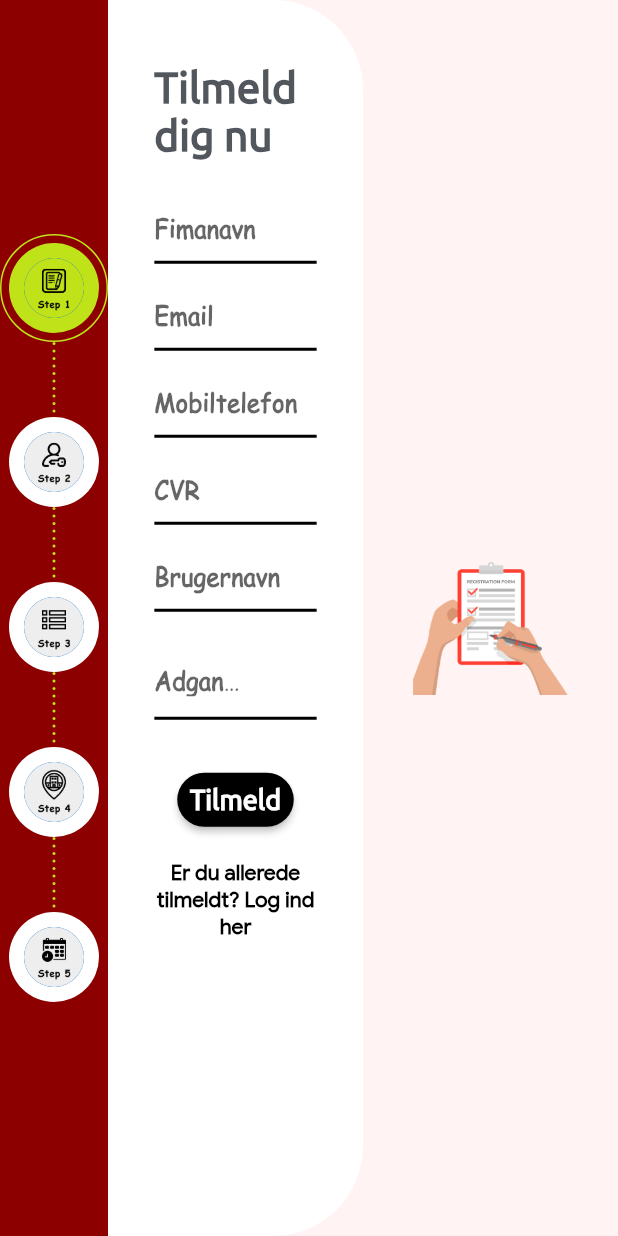
After one commit to dnadawa/Findmee, a Flutter app: the StepperWebCompany screen opened directly, on a phone screen of 412 x 824 dp. The commit adds this screen. Run offline on Flutter 3.47's test engine with Material 2 defaults, Android fonts, the light colour scheme and no system bars; our stand-ins replace cached_network_image, cloud_firestore, firebase_auth, firebase_core, firebase_storage, flutter_dotenv and 7 more; missing offline and left inert: mailer, onesignal_flutter, simple_fontellico_progress_dialog; accounts and stored records are empty.

Commit message:
Web company register ui completed

```diff
--- a/lib/main.dart
+++ b/lib/main.dart
@@ -1,5 +1,8 @@
 import 'package:findmee/responsive.dart';
+import 'package:findmee/screens/book-a-recruit/stepper.dart';
 import 'package:findmee/screens/welcome.dart';
+import 'package:findmee/web/book-a-recruit/stepper.dart';
+import 'package:findmee/web/homeWeb.dart';
 import 'package:findmee/web/welcomeWeb.dart';
 import 'package:firebase_core/firebase_core.dart';
 import 'package:flutter/material.dart';
@@ -53,6 +56,8 @@ class _MyAppState extends State<MyApp> {
           primaryColor: Color(0xff8C0000),
           scaffoldBackgroundColor: Color(0xff8C0000)
         ),
+        // home: kIsWeb?HomeWeb():WelcomeWeb(),
+        // home: Responsive(mobile: StepperPage(), tablet: StepperPage(), desktop: StepperWebCompany()),
         home: WelcomeWeb(),
       ),
     );
--- /dev/null
+++ b/lib/web/book-a-recruit/register.dart
@@ -0,0 +1,78 @@
+import 'package:cloud_firestore/cloud_firestore.dart';
+import 'package:findmee/widgets/buttons.dart';
+import 'package:findmee/widgets/custom-text.dart';
+import 'package:findmee/widgets/inputfield.dart';
+import 'package:findmee/widgets/toast.dart';
+import 'package:firebase_auth/firebase_auth.dart';
+import 'package:flutter/material.dart';
+import 'package:flutter/rendering.dart';
+import 'package:flutter_screenutil/flutter_screenutil.dart';
+import 'package:simple_fontellico_progress_dialog/simple_fontico_loading.dart';
+
+import '../../email.dart';
+
+class RegisterWebCompany extends StatefulWidget {
+  final PageController controller;
+
+  const RegisterWebCompany({Key key, this.controller}) : super(key: key);
+  @override
+  _RegisterWebCompanyState createState() => _RegisterWebCompanyState();
+}
+
+class _RegisterWebCompanyState extends State<RegisterWebCompany> {
+  TextEditingController businessName = TextEditingController();
+  TextEditingController email = TextEditingController();
+  TextEditingController phone = TextEditingController();
+  TextEditingController cvr = TextEditingController();
+  TextEditingController password = TextEditingController();
+  TextEditingController username = TextEditingController();
+
+  @override
+  Widget build(BuildContext context) {
+    double width = MediaQuery.of(context).size.width;
+
+    return SingleChildScrollView(
+      physics: BouncingScrollPhysics(),
+      child: Padding(
+        padding: EdgeInsets.all(width*0.075),
+        child: Column(
+          crossAxisAlignment: CrossAxisAlignment.start,
+          mainAxisAlignment: MainAxisAlignment.center,
+          children: <Widget>[
+            SizedBox(height: ScreenUtil().setHeight(30),),
+            CustomText(text: 'Tilmeld dig nu',size: ScreenUtil().setSp(80),align: TextAlign.start,color: Color(0xff52575D),),
+            SizedBox(height: width*0.03,),
+            InputField(hint: 'Fimanavn',controller: businessName,),
+            InputField(hint: 'Email',controller: email,type: TextInputType.emailAddress,),
+            InputField(hint: 'Mobiltelefon',type: TextInputType.phone,controller: phone),
+            InputField(hint: 'CVR',controller: cvr,),
+            InputField(hint: 'Brugernavn',controller: username,),
+            InputField(hint: 'Adgangskode',ispassword: true,controller: password,),
+            SizedBox(height: ScreenUtil().setHeight(40),),
+
+            Padding(
+              padding: EdgeInsets.all(ScreenUtil().setWidth(40)),
+              child: Button(
+                text: 'Tilmeld',
+                onclick: ()=>widget.controller.animateToPage(1,curve: Curves.ease,duration: Duration(milliseconds: 200)),
+                padding: width*0.01,
+              ),
+            ),
+
+            Align(
+              alignment: Alignment.bottomLeft,
+              child: MouseRegion(
+                cursor: SystemMouseCursors.click,
+                child: GestureDetector(
+                    onTap: (){
+                      widget.controller.animateToPage(1,curve: Curves.ease,duration: Duration(milliseconds: 200));
+                    },
+                    child: CustomText(text: "Er du allerede tilmeldt? Log ind her",color: Colors.black, size: ScreenUtil().setSp(40),font: 'GoogleSans',)),
+              ),
+            ),
+          ],
+        ),
+      ),
+    );
+  }
+}
--- /dev/null
+++ b/lib/web/book-a-recruit/stepper.dart
@@ -0,0 +1,112 @@
+import 'package:findmee/web/book-a-recruit/register.dart';
+import 'package:flutter/material.dart';
+import 'package:flutter/rendering.dart';
+import 'package:im_stepper/stepper.dart';
+
+class StepperWebCompany extends StatefulWidget {
+  @override
+  _StepperWebCompanyState createState() => _StepperWebCompanyState();
+}
+
+class _StepperWebCompanyState extends State<StepperWebCompany> {
+  int currentPage = 0;
+  PageController _controller = PageController();
+  @override
+  void initState() {
+    // TODO: implement initState
+    super.initState();
+    _controller.addListener(() {
+      if(mounted){
+        setState(() {
+          currentPage = _controller.page.toInt();
+        });
+      }
+    });
+  }
+
+  @override
+  Widget build(BuildContext context) {
+    return Scaffold(
+      backgroundColor: Color(0xffFA1E0E).withOpacity(0.05),
+      body: Row(
+        children: [
+          ///stepper
+          Container(
+            color: Theme.of(context).primaryColor,
+            child: ImageStepper(
+              activeStep: currentPage,
+              stepColor: Colors.white,
+              activeStepColor: Color(0xffC0E218),
+              activeStepBorderColor: Color(0xffC0E218),
+              activeStepBorderWidth: 1,
+              direction: Axis.vertical,
+              enableNextPreviousButtons: false,
+              enableStepTapping: false,
+              lineColor: Color(0xffC0E218),
+              stepRadius: 30,
+              images: [
+                currentPage==0?AssetImage('assets/images/step1active.png'):AssetImage('assets/images/step1.png'),
+                currentPage==1?AssetImage('assets/images/step2active.png'):AssetImage('assets/images/step2.png'),
+                currentPage==2?AssetImage('assets/images/step3active.png'):AssetImage('assets/images/step3.png'),
+                currentPage==3?AssetImage('assets/images/step4active.png'):AssetImage('assets/images/step4.png'),
+                currentPage==4?AssetImage('assets/images/step5active.png'):AssetImage('assets/images/step5.png'),
+              ],
+            ),
+          ),
+
+          ///content
+          Expanded(
+            child: PageView(
+              controller: _controller,
+              physics: NeverScrollableScrollPhysics(),
+              scrollDirection: Axis.vertical,
+              children: [
+                page(
+                  left: RegisterWebCompany(controller: _controller,),
+                  image: 'assets/images/register.png'
+                ),
+                Container(color: Colors.blue,),
+                Container(color: Colors.brown,),
+                Container(color: Colors.yellow,),
+                Container(color: Colors.green,),
+              ],
+            ),
+          ),
+
+        ],
+      ),
+    );
+  }
+
+  Widget page({Widget left, String image}){
+    double width = MediaQuery.of(context).size.width;
+
+    return Row(
+      children: [
+        ///whitebox
+        Expanded(
+          child: Container(
+            height: double.infinity,
+            decoration: BoxDecoration(
+                color: Colors.white,
+                borderRadius: BorderRadius.horizontal(right: Radius.circular(60))
+            ),
+            child: left,
+          ),
+        ),
+
+        ///image
+        Expanded(
+          child: Container(
+            height: width*0.25,
+            child: Center(
+                child: Image.asset(image)
+            ),
+          ),
+        ),
+      ],
+    );
+  }
+
+
+}
--- /dev/null
+++ b/lib/web/homeWeb.dart
@@ -0,0 +1,15 @@
+import 'package:flutter/material.dart';
+
+class HomeWeb extends StatefulWidget {
+  @override
+  _HomeWebState createState() => _HomeWebState();
+}
+
+class _HomeWebState extends State<HomeWeb> {
+  @override
+  Widget build(BuildContext context) {
+    return Scaffold(
+      backgroundColor: Color(0xffFA1E0E).withOpacity(0.05),
+    );
+  }
+}
--- a/lib/web/welcomeWeb.dart
+++ b/lib/web/welcomeWeb.dart
@@ -1,4 +1,6 @@
 import 'package:findmee/responsive.dart';
+import 'package:findmee/web/book-a-recruit/stepper.dart';
+import 'package:flutter/cupertino.dart';
 import 'package:flutter/material.dart';
 
 import '../screens/welcome.dart';
@@ -23,7 +25,8 @@ class _WelcomeWebState extends State<WelcomeWeb> {
                       image: 'book-a-recruit.png',
                       buttonText: 'Book vikar',
                       description: 'Her kan du nemlig booke en vikar til din arbejdsopgave, så kan du bruge din tid på at fokusere hvad du er bedst til.\n\n'
-                          'Uanset om du har brug for en ekstra hånd i en dag eller for en længere periode , sender vi en vikar med de rette kvalifikationer.'
+                          'Uanset om du har brug for en ekstra hånd i en dag eller for en længere periode , sender vi en vikar med de rette kvalifikationer.',
+                      destination: StepperWebCompany()
                   )
               ),
               Expanded(
@@ -35,7 +38,7 @@ class _WelcomeWebState extends State<WelcomeWeb> {
                           'Søger du nye udfordringer, og har du hænderne skruet rigtigt på?\n\n'
                           'Uanset dit mulige ønske om karrierevej, kan vi åbne dørene for dig til nye spændende muligheder på arbejdsmarkedet.\n\n'
                           'Hos os kan du afprøve mange forskellige brancher og nivenaver. Du kan få små eller større opgaver.\n\n'
-                          'Tøv endelig ikke med at kontakte os for et uforpligtende tilbud.'
+                          'Tøv endelig ikke med at kontakte os for et uforpligtende tilbud.',
                   )
               ),
 
@@ -47,7 +50,7 @@ class _WelcomeWebState extends State<WelcomeWeb> {
     );
   }
 
-  Widget welcomeWidget({Color backgroundColor,String image, String buttonText, String description}){
+  Widget welcomeWidget({Color backgroundColor,String image, String buttonText, String description, Widget destination}){
     double width = MediaQuery.of(context).size.width;
     return Container(
       color: backgroundColor,
@@ -71,7 +74,12 @@ class _WelcomeWebState extends State<WelcomeWeb> {
                 borderRadius: 10,
                 padding: width*0.01,
                 textSize: width*0.01,
-                onclick: (){},
+                onclick: (){
+                  Navigator.push(
+                    context,
+                    CupertinoPageRoute(builder: (context) => destination),
+                  );
+                },
               ),
             ),
             Padding(
```
Also changed, not shown: assets/images/register.png.
